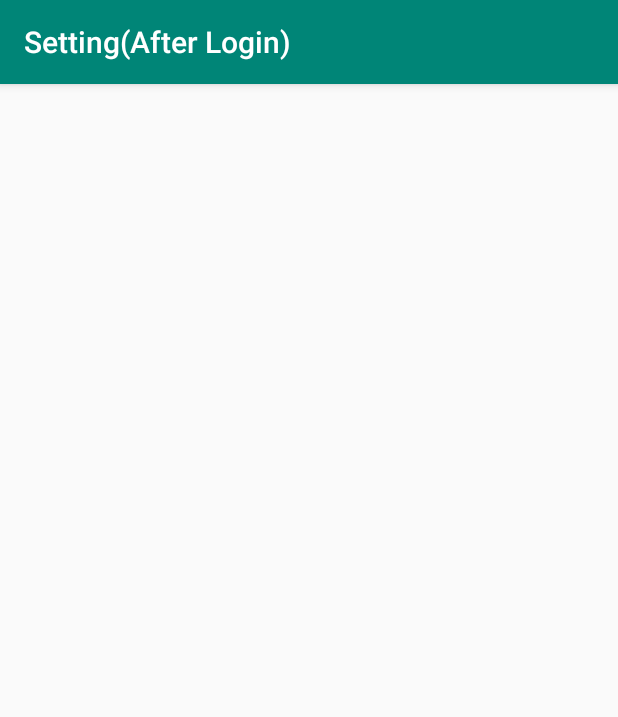
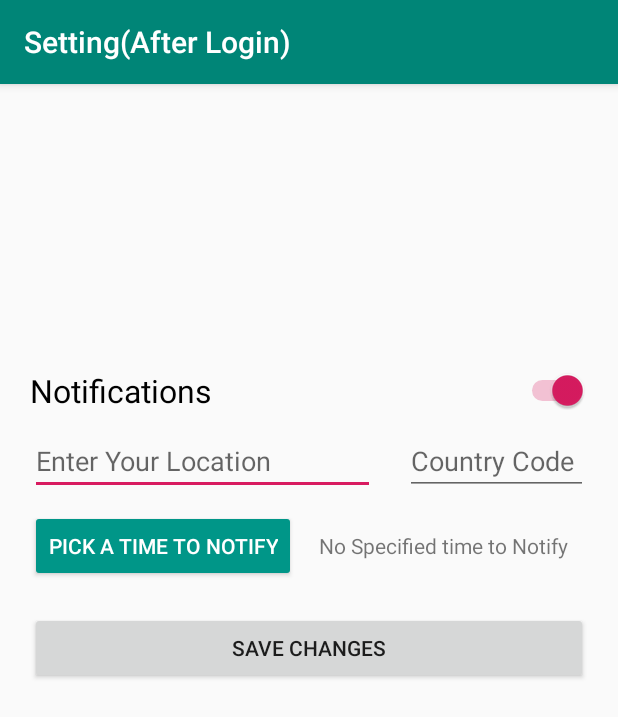
Before and after one commit to gillkashdeep/COMP313-002-TEAM6, an Android app: the SettingActivityAfterLogin screen opened directly, with no data from a screen before it, on a phone screen of 412 x 824 dp. Shown: the top 717 px of the screen. Run offline under Robolectric (Android 15) with nearby library versions, the light colour scheme and no system bars; network calls fail.

Commit message:
Finish UI for Registered User setting

```diff
--- a/app/src/main/java/com/example/isitraining/SettingActivityAfterLogin.java
+++ b/app/src/main/java/com/example/isitraining/SettingActivityAfterLogin.java
@@ -1,11 +1,17 @@
 package com.example.isitraining;
 
+import android.app.TimePickerDialog;
 import android.os.Bundle;
+import android.view.View;
+import android.widget.Button;
+import android.widget.TextView;
+import android.widget.TimePicker;
 
 import androidx.appcompat.app.AppCompatActivity;
 import androidx.appcompat.widget.Toolbar;
+import androidx.fragment.app.DialogFragment;
 
-public class SettingActivityAfterLogin extends AppCompatActivity {
+public class SettingActivityAfterLogin extends AppCompatActivity implements TimePickerDialog.OnTimeSetListener {
 
     @Override
     protected void onCreate(Bundle savedInstanceState) {
@@ -16,5 +22,27 @@ public class SettingActivityAfterLogin extends AppCompatActivity {
         Toolbar tbSetAfterLogin = findViewById(R.id.tbSetAfterLogin);
         setSupportActionBar(tbSetAfterLogin);
         getSupportActionBar().setTitle("Setting(After Login)");
+
+        Button btnOpenTimePicker = findViewById(R.id.btnOpenTimePicker);
+
+        btnOpenTimePicker.setOnClickListener(new View.OnClickListener() {
+            @Override
+            public void onClick(View view) {
+                DialogFragment timePicker = new TimePickerFragment();
+                timePicker.show((getSupportFragmentManager()), "time picker");
+            }
+        });
+    }
+
+    @Override
+    public void onTimeSet(TimePicker timePicker, int hour, int minute) {
+
+        TextView tvNotiTime = findViewById(R.id.tvNotiTime);
+        if(minute < 10){
+            tvNotiTime.setText("Will Notify You At " + hour + ":0" + minute);
+        }else {
+            tvNotiTime.setText("Will Notify You At " + hour + ":" + minute);
+        }
+
     }
 }
--- /dev/null
+++ b/app/src/main/java/com/example/isitraining/TimePickerFragment.java
@@ -0,0 +1,24 @@
+package com.example.isitraining;
+
+import android.app.Dialog;
+import android.app.TimePickerDialog;
+import android.os.Bundle;
+import android.text.format.DateFormat;
+
+import java.util.Calendar;
+
+import androidx.annotation.NonNull;
+import androidx.annotation.Nullable;
+import androidx.fragment.app.DialogFragment;
+
+public class TimePickerFragment extends DialogFragment {
+    @NonNull
+    @Override
+    public Dialog onCreateDialog(@Nullable Bundle savedInstanceState) {
+        Calendar c = Calendar.getInstance();
+        int hour = c.get(Calendar.HOUR_OF_DAY);
+        int minute = c.get(Calendar.MINUTE);
+
+        return new TimePickerDialog(getActivity(), (TimePickerDialog.OnTimeSetListener) getActivity(), hour, minute, DateFormat.is24HourFormat(getActivity()));
+    }
+}
--- a/app/src/main/res/layout/activity_setting_after_login.xml
+++ b/app/src/main/res/layout/activity_setting_after_login.xml
@@ -1,13 +1,87 @@
 <?xml version="1.0" encoding="utf-8"?>
-<androidx.constraintlayout.widget.ConstraintLayout xmlns:android="http://schemas.android.com/apk/res/android"
+
+
+<LinearLayout xmlns:android="http://schemas.android.com/apk/res/android"
     xmlns:app="http://schemas.android.com/apk/res-auto"
     xmlns:tools="http://schemas.android.com/tools"
     android:layout_width="match_parent"
     android:layout_height="match_parent"
-    tools:context=".SettingActivity">
+    android:orientation="vertical"
+    tools:context=".SettingActivityAfterLogin">
 
     <include
         android:id="@+id/tbSetAfterLogin"
         layout="@layout/toolbar" />
 
-</androidx.constraintlayout.widget.ConstraintLayout>
+
+    <Switch
+        android:id="@+id/switchNotificationAfterLogin"
+        android:layout_width="match_parent"
+        android:layout_height="wrap_content"
+        android:layout_marginLeft="20dp"
+        android:layout_marginTop="190dp"
+        android:layout_marginRight="20dp"
+        android:text="Notifications"
+        android:checked="true"
+        android:textSize="21sp" />
+
+    <LinearLayout
+        android:layout_width="match_parent"
+        android:layout_height="wrap_content"
+        android:orientation="horizontal">
+
+        <EditText
+            android:id="@+id/etChangeLocationAfterLogin"
+            android:layout_width="230dp"
+            android:layout_height="wrap_content"
+            android:layout_marginLeft="20dp"
+            android:layout_marginTop="10dp"
+            android:hint="Enter Your Location" />
+
+        <EditText
+            android:id="@+id/etChangeCountryAfterLogin"
+            android:layout_width="match_parent"
+            android:layout_height="wrap_content"
+            android:layout_marginTop="10dp"
+            android:layout_marginLeft="20dp"
+            android:layout_marginRight="20dp"
+            android:hint="Country Code"/>
+
+    </LinearLayout>
+
+    <LinearLayout
+        android:layout_width="match_parent"
+        android:layout_height="wrap_content"
+        android:layout_marginTop="10dp"
+        android:layout_marginLeft="20dp"
+        android:layout_marginRight="20dp"
+        android:orientation="horizontal">
+
+        <Button
+            android:id="@+id/btnOpenTimePicker"
+            style="@android:style/Widget.Material.Button.Colored"
+            android:layout_width="wrap_content"
+            android:layout_height="wrap_content"
+            android:backgroundTint="#009688"
+            android:text="Pick a time to notify"
+            android:textAlignment="center" />
+
+        <TextView
+            android:id="@+id/tvNotiTime"
+            android:layout_width="wrap_content"
+            android:layout_height="wrap_content"
+            android:layout_marginStart="15dp"
+            android:text="No Specified time to Notify"/>
+
+    </LinearLayout>
+
+    <Button
+        android:id="@+id/btnSaveChangesAfterLogin"
+        android:layout_width="match_parent"
+        android:layout_height="wrap_content"
+        android:text="Save Changes"
+        android:layout_marginTop="20dp"
+        android:layout_marginLeft="20dp"
+        android:layout_marginRight="20dp"/>
+
+</LinearLayout>
```
